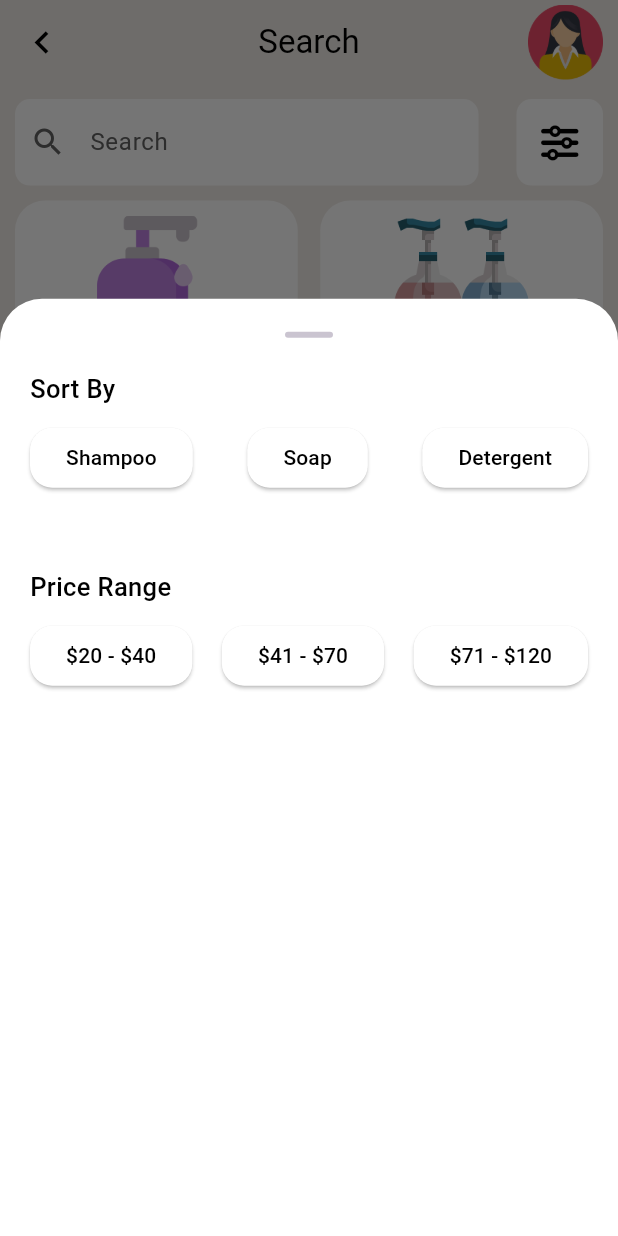
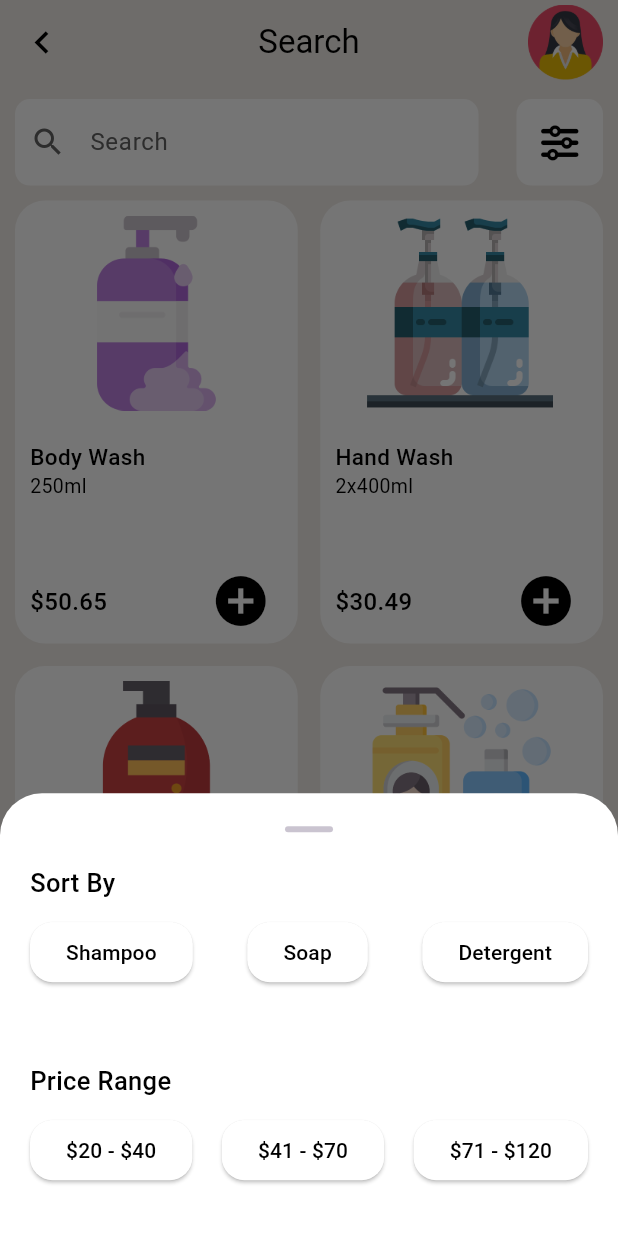
Before and after one commit to senaykeskin/flutter_exercises, a Flutter app: the screen it shows after launch, after a tap on an icon or button, on a phone screen of 412 x 824 dp. Run offline on Flutter 3.47's test engine with Material 3 defaults, Android fonts, the light colour scheme and no system bars; our stand-ins replace equatable, flutter_dash, flutter_secure_storage, flutter_spinkit, fluttertoast, font_awesome_flutter and 2 more; accounts and stored records are empty.

Commit message:
shopping screen ui was updated
- filter methods were fixed
- inspects were deleted

```diff
--- a/lib/screen_ui/ShoppingScreen/global_widgets.dart
+++ b/lib/screen_ui/ShoppingScreen/global_widgets.dart
@@ -34,12 +34,9 @@ AppBar shoppingAppBar(Color backgroundColor) {
 }
 
 class ProductContainer extends StatelessWidget {
-  const ProductContainer({
-    super.key,
-    required this.index,
-  });
+  const ProductContainer({super.key, required this.product});
 
-  final int index;
+  final Map<String, dynamic> product;
 
   void showToastMessage(BuildContext context) {
     Fluttertoast.showToast(
@@ -59,13 +56,14 @@ class ProductContainer extends StatelessWidget {
         color: Colors.white,
         borderRadius: BorderRadius.circular(20),
       ),
-      child: Stack(children: [
+      child: Stack(
+        children: [
           Positioned(
             top: 10,
             left: 0,
             right: 0,
             child: Image.asset(
-            productList[index]["image"]!,
+              product["image"]!,
               height: 130,
             ),
           ),
@@ -78,21 +76,22 @@ class ProductContainer extends StatelessWidget {
               crossAxisAlignment: CrossAxisAlignment.start,
               children: [
                 Text(
-                  productList[index]["title"]!,
+                  product["title"]!,
                   style: TextStyle(
                       fontSize: 15,
                       color: Colors.black,
                       fontWeight: FontWeight.w500),
                 ),
                 Text(
-                  productList[index]["amount"]!,
+                  product["amount"]!,
                   style: TextStyle(
                       fontSize: 13,
                       color: Colors.black,
                       fontWeight: FontWeight.w400),
                 )
               ],
-            )),
+            ),
+          ),
           Positioned(
             bottom: 0,
             left: 10,
@@ -101,7 +100,7 @@ class ProductContainer extends StatelessWidget {
               mainAxisAlignment: MainAxisAlignment.spaceBetween,
               children: [
                 Text(
-                "\$${productList[index]["price"]!}",
+                  "\$${product["price"]!}",
                   style: TextStyle(
                       fontSize: 16,
                       color: Colors.black,
@@ -115,14 +114,17 @@ class ProductContainer extends StatelessWidget {
                     Icons.add_circle,
                     size: 40,
                     color: Colors.black,
-                  ))
+                  ),
+                ),
               ],
             ),
           ),
-      ]),
+        ],
+      ),
     );
   }
 }
+
 
 class Filters extends StatefulWidget {
   const Filters({super.key, required this.onFilterSelected});
@@ -152,7 +154,7 @@ class _FiltersState extends State<Filters> {
   Widget build(BuildContext context) {
     return Container(
       width: W(context),
-      height: H(context) * 0.7,
+      height: H(context) * 0.3,
       decoration: const BoxDecoration(
         color: Colors.white,
         borderRadius: BorderRadius.only(
--- a/lib/screen_ui/ShoppingScreen/shopping_screen.dart
+++ b/lib/screen_ui/ShoppingScreen/shopping_screen.dart
@@ -1,5 +1,3 @@
-import 'dart:developer';
-
 import 'package:flutter/material.dart';
 import 'package:flutter_exercises/global/constants.dart';
 import 'package:flutter_exercises/screen_ui/ShoppingScreen/product_list.dart';
@@ -15,13 +13,30 @@ class ShoppingScreen extends StatefulWidget {
 
 class _ShoppingScreenState extends State<ShoppingScreen> {
   final Color backgroundColor = Color(0xfff0ece8);
-  List<Map<String, dynamic>> filteredProducts =
-      productList;
+  List<Map<String, dynamic>> filteredProducts = productList;
+  late TextEditingController controller = TextEditingController();
 
   void updateFilteredProducts(List<Map<String, dynamic>> products) {
     setState(() {
       filteredProducts = products;
     });
+  }
+
+  void searchValue(String value) {
+    setState(() {
+      filteredProducts = productList
+          .where((product) => product['title']
+              .toString()
+              .toLowerCase()
+              .contains(value.toLowerCase()))
+          .toList();
+    });
+  }
+
+  @override
+  void dispose() {
+    super.dispose();
+    controller.dispose();
   }
 
   @override
@@ -46,6 +61,10 @@ class _ShoppingScreenState extends State<ShoppingScreen> {
                       color: Colors.white),
                   child: Center(
                     child: TextField(
+                      onChanged: (value) {
+                        searchValue(value);
+                      },
+                      controller: controller,
                       style: TextStyle(color: Colors.black),
                       cursorColor: Colors.grey,
                       decoration: InputDecoration(
@@ -96,7 +115,7 @@ class _ShoppingScreenState extends State<ShoppingScreen> {
                     mainAxisSpacing: 15,
                     childAspectRatio: 3 / 4.7),
                 itemBuilder: (BuildContext context, int index) {
-                  return ProductContainer(index: index);
+                  return ProductContainer(product: filteredProducts[index]);
                 },
               ),
             ),
```
Also changed, not shown: lib/303/reqrest_resource/viewModel/req_res_view_model.dart (+2 -5 lines), lib/screen_ui/PegasusHomeScreen/global_widgets.dart (+4 -9 lines). Lines whose indentation alone changed are shown as unchanged.
